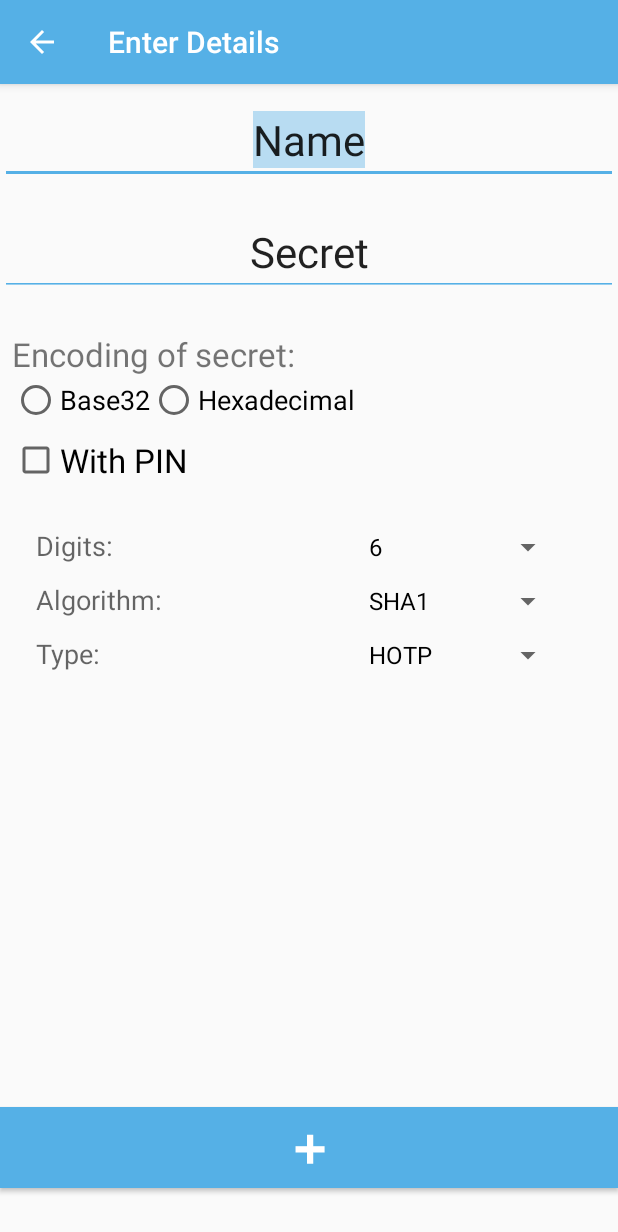
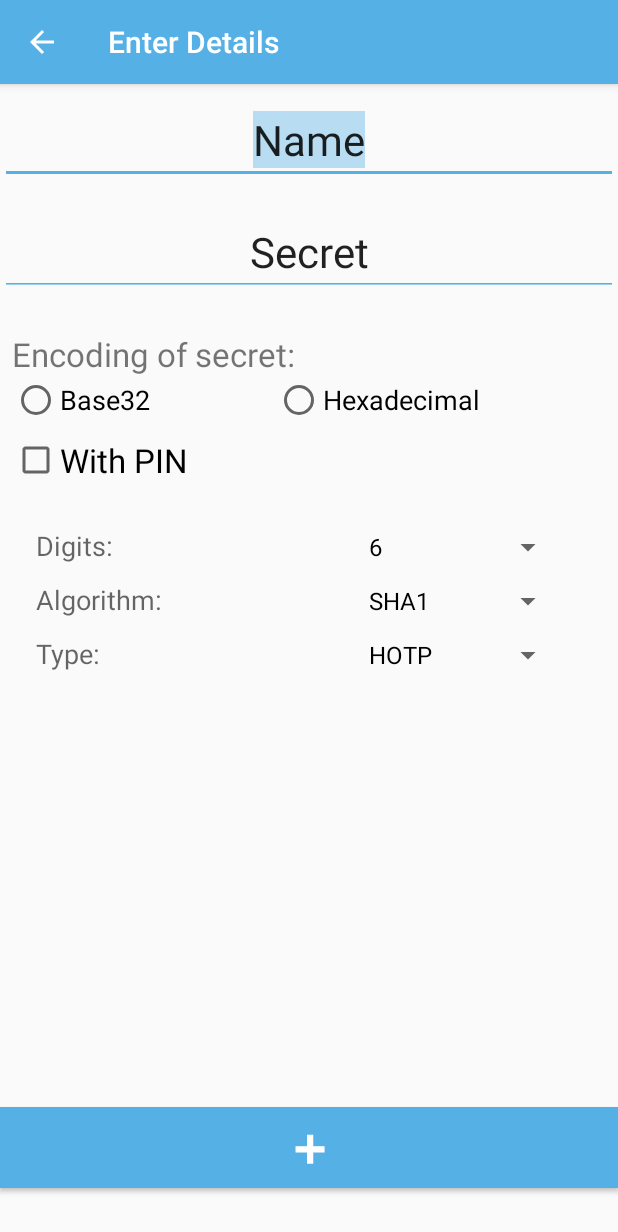
Before and after one commit to privacyidea/privacyidea-authenticator, an Android app: the EnterDetailsActivity screen opened directly, with no data from a screen before it, on a phone screen of 412 x 824 dp. Shown: the top 1232 px of the screen. Run offline under Robolectric (Android 15) with nearby library versions, the phone set to English and light mode, and no system bars.

Commit message:
made the radio buttons for encoding more evenly spaced

```diff
--- a/app/src/main/res/layout/activity_enter_detail.xml
+++ b/app/src/main/res/layout/activity_enter_detail.xml
@@ -76,17 +76,19 @@
 
     <RadioGroup
         android:id="@+id/radioGroup_encoding"
-        android:layout_width="wrap_content"
+        android:layout_width="match_parent"
         android:layout_height="wrap_content"
         app:layout_constraintLeft_toLeftOf="parent"
         app:layout_constraintTop_toBottomOf="@id/textView_encoding_title"
         android:orientation="horizontal"
-        android:layout_marginStart="8dp">
+        android:layout_marginStart="8dp"
+        android:layout_marginEnd="8dp">
 
         <RadioButton
             android:id="@+id/radio_base32"
             android:layout_width="wrap_content"
             android:layout_height="wrap_content"
+            android:layout_weight="1"
             android:text="@string/base32_encoded_secret"
             android:textAppearance="@style/TextAppearance.AppCompat.Medium.Inverse"
             android:onClick="onRadioButtonClicked"/>
@@ -95,9 +97,10 @@
             android:id="@+id/radio_hex"
             android:layout_width="wrap_content"
             android:layout_height="wrap_content"
+            android:layout_weight="1"
+            android:onClick="onRadioButtonClicked"
             android:text="@string/hex_encoded_secret"
-            android:textAppearance="@style/TextAppearance.AppCompat.Medium.Inverse"
-            android:onClick="onRadioButtonClicked"/>
+            android:textAppearance="@style/TextAppearance.AppCompat.Medium.Inverse" />
     </RadioGroup>
 
     <CheckBox
```
